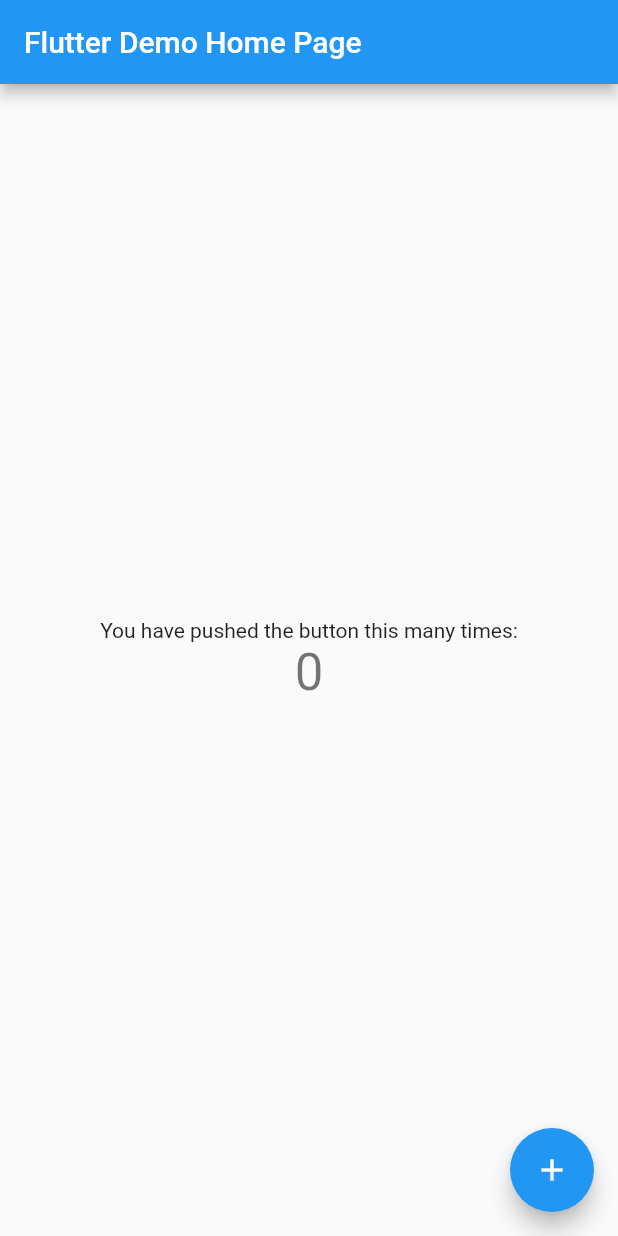
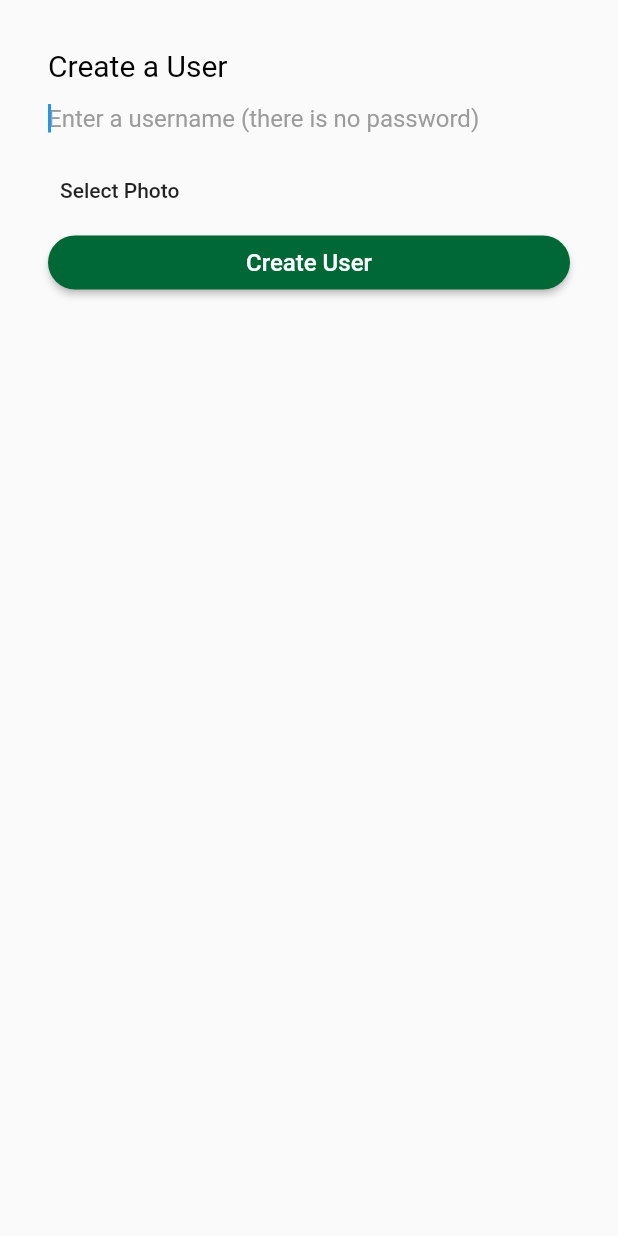
Before and after one commit to StireArLankar/flutter_persistent_data, a Flutter app: the screen it shows after launch, on a phone screen of 412 x 824 dp. Run offline on Flutter 3.47's test engine with Material 2 defaults, Android fonts, the phone set to English and light mode, and no system bars; our stand-ins replace device_info, image_picker, shared_preferences.

Commit message:
Example of persistent data thru SharedPreferences

```diff
--- a/lib/main.dart
+++ b/lib/main.dart
@@ -1,117 +1,60 @@
 import 'package:flutter/material.dart';
 
-void main() {
-  runApp(MyApp());
-}
+import 'package:provider/provider.dart';
+
+import 'Storage.dart';
+import 'local_storage.dart';
+import 'models/App.dart';
+import 'screens/login_page.dart';
+import 'screens/inner_page.dart';
+
+void main() => runApp(MyApp());
 
 class MyApp extends StatelessWidget {
-  // This widget is the root of your application.
-  @override
-  Widget build(BuildContext context) {
-    return MaterialApp(
-      title: 'Flutter Demo',
-      theme: ThemeData(
-        // This is the theme of your application.
-        //
-        // Try running your application with "flutter run". You'll see the
-        // application has a blue toolbar. Then, without quitting the app, try
-        // changing the primarySwatch below to Colors.green and then invoke
-        // "hot reload" (press "r" in the console where you ran "flutter run",
-        // or simply save your changes to "hot reload" in a Flutter IDE).
-        // Notice that the counter didn't reset back to zero; the application
-        // is not restarted.
-        primarySwatch: Colors.blue,
-        // This makes the visual density adapt to the platform that you run
-        // the app on. For desktop platforms, the controls will be smaller and
-        // closer together (more dense) than on mobile platforms.
-        visualDensity: VisualDensity.adaptivePlatformDensity,
-      ),
-      home: MyHomePage(title: 'Flutter Demo Home Page'),
-    );
-  }
-}
-
-class MyHomePage extends StatefulWidget {
-  MyHomePage({Key key, this.title}) : super(key: key);
-
-  // This widget is the home page of your application. It is stateful, meaning
-  // that it has a State object (defined below) that contains fields that affect
-  // how it looks.
-
-  // This class is the configuration for the state. It holds the values (in this
-  // case the title) provided by the parent (in this case the App widget) and
-  // used by the build method of the State. Fields in a Widget subclass are
-  // always marked "final".
-
-  final String title;
-
-  @override
-  _MyHomePageState createState() => _MyHomePageState();
-}
-
-class _MyHomePageState extends State<MyHomePage> {
-  int _counter = 0;
-
-  void _incrementCounter() {
-    setState(() {
-      // This call to setState tells the Flutter framework that something has
-      // changed in this State, which causes it to rerun the build method below
-      // so that the display can reflect the updated values. If we changed
-      // _counter without calling setState(), then the build method would not be
-      // called again, and so nothing would appear to happen.
-      _counter++;
-    });
-  }
+  static var provider = App(null);
 
   @override
   Widget build(BuildContext context) {
-    // This method is rerun every time setState is called, for instance as done
-    // by the _incrementCounter method above.
-    //
-    // The Flutter framework has been optimized to make rerunning build methods
-    // fast, so that you can just rebuild anything that needs updating rather
-    // than having to individually change instances of widgets.
-    return Scaffold(
-      appBar: AppBar(
-        // Here we take the value from the MyHomePage object that was created by
-        // the App.build method, and use it to set our appbar title.
-        title: Text(widget.title),
-      ),
-      body: Center(
-        // Center is a layout widget. It takes a single child and positions it
-        // in the middle of the parent.
-        child: Column(
-          // Column is also a layout widget. It takes a list of children and
-          // arranges them vertically. By default, it sizes itself to fit its
-          // children horizontally, and tries to be as tall as its parent.
-          //
-          // Invoke "debug painting" (press "p" in the console, choose the
-          // "Toggle Debug Paint" action from the Flutter Inspector in Android
-          // Studio, or the "Toggle Debug Paint" command in Visual Studio Code)
-          // to see the wireframe for each widget.
-          //
-          // Column has various properties to control how it sizes itself and
-          // how it positions its children. Here we use mainAxisAlignment to
-          // center the children vertically; the main axis here is the vertical
-          // axis because Columns are vertical (the cross axis would be
-          // horizontal).
-          mainAxisAlignment: MainAxisAlignment.center,
-          children: <Widget>[
-            Text(
-              'You have pushed the button this many times:',
+    return FutureBuilder<Storage>(
+      future: Storage.create(repository: LocalKeyValuePersistence()),
+      builder: (context, snapshot) {
+        if (snapshot.hasData) {
+          final repository = snapshot.data;
+          provider = App(repository);
+
+          return MultiProvider(
+            providers: [ChangeNotifierProvider.value(value: provider)],
+            child: MaterialApp(
+              debugShowCheckedModeBanner: false,
+              theme: ThemeData(
+                primaryColor: Color(0xff006837),
+                primaryColorDark: Color(0xff004012),
+                accentColor: Color(0xffc75f00),
+              ),
+              home: provider.user == null ? LoginPage() : InnerPage(),
+              onGenerateRoute: (settings) {
+                return MaterialPageRoute(
+                  builder: (ctx) => _buildRoute(context, settings.name),
+                  maintainState: true,
+                  fullscreenDialog: false,
+                );
+              },
             ),
-            Text(
-              '$_counter',
-              style: Theme.of(context).textTheme.headline4,
-            ),
-          ],
-        ),
-      ),
-      floatingActionButton: FloatingActionButton(
-        onPressed: _incrementCounter,
-        tooltip: 'Increment',
-        child: Icon(Icons.add),
-      ), // This trailing comma makes auto-formatting nicer for build methods.
+          );
+        }
+        return CircularProgressIndicator();
+      },
     );
   }
+
+  Widget _buildRoute(BuildContext context, String routeName) {
+    switch (routeName) {
+      case '/login':
+        return LoginPage();
+      case '/shop':
+        return InnerPage();
+      default:
+        return Container();
+    }
+  }
 }
--- /dev/null
+++ b/lib/models/App.dart
@@ -0,0 +1,20 @@
+import 'package:flutter/material.dart';
+
+import '../Storage.dart';
+import 'User.dart';
+
+class App with ChangeNotifier {
+  App(this._storage);
+
+  final Storage _storage;
+
+  Storage get storage => _storage;
+
+  User get user => _storage?.user;
+
+  void refresh() {
+    notifyListeners();
+  }
+
+  Future<void> logout() async => _storage.logout();
+}
--- /dev/null
+++ b/lib/models/User.dart
@@ -0,0 +1,11 @@
+import 'dart:typed_data';
+
+class User {
+  String name;
+  String id;
+  String photoUrl;
+
+  Uint8List photo;
+
+  User({this.name, this.id, this.photoUrl, this.photo});
+}
--- /dev/null
+++ b/lib/screens/login_page.dart
@@ -0,0 +1,129 @@
+import 'dart:typed_data';
+
+import 'package:flutter/material.dart';
+import 'package:flutter_persistent_data/models/App.dart';
+import 'package:flutter_persistent_data/models/User.dart';
+import 'package:flutter_persistent_data/widgets/PillShapedButton.dart';
+import 'package:image_picker/image_picker.dart';
+
+import 'package:provider/provider.dart';
+
+class LoginPage extends StatefulWidget {
+  @override
+  _LoginPageState createState() => _LoginPageState();
+}
+
+class _LoginPageState extends State<LoginPage> {
+  final TextEditingController _controller = TextEditingController();
+  Uint8List _photoBytes;
+
+  var _isLoggedIn = true;
+
+  @override
+  void didChangeDependencies() async {
+    super.didChangeDependencies();
+
+    final app = Provider.of<App>(context, listen: false);
+    final storage = app.storage;
+    final user = await storage?.getUser();
+
+    _isLoggedIn = user != null;
+    setState(() {});
+  }
+
+  @override
+  Widget build(BuildContext context) {
+    return Scaffold(body: _isLoggedIn ? Container() : _buildBody(context));
+  }
+
+  Widget _buildBody(BuildContext context) {
+    return Padding(
+      padding: const EdgeInsets.all(32.0),
+      child: ListView(
+        children: <Widget>[
+          Text(
+            'Create a User',
+            style: TextStyle(fontSize: 20, color: Color(0xff000000)),
+          ),
+          TextField(
+            controller: _controller,
+            autofocus: true,
+            decoration: InputDecoration(
+              border: InputBorder.none,
+              hintStyle: TextStyle(fontSize: 16, color: Color(0xff9b9b9b)),
+              hintText: 'Enter a username (there is no password)',
+              hintMaxLines: 1,
+            ),
+          ),
+          _buildPhotoRow(context),
+          PillShapedButton(
+            title: 'Create User',
+            onPressed: () => _createUser(context),
+          )
+        ],
+      ),
+    );
+  }
+
+  Widget _buildPhotoRow(BuildContext context) {
+    return MaterialButton(
+      padding: EdgeInsets.zero,
+      child: Row(
+        mainAxisSize: MainAxisSize.max,
+        children: <Widget>[
+          if (_photoBytes != null)
+            SizedBox.fromSize(
+              size: Size(30, 30),
+              child: Image.memory(_photoBytes, fit: BoxFit.cover),
+            ),
+          Container(width: 8),
+          Text(_photoBytes == null ? 'Select Photo' : 'Change Photo'),
+        ],
+      ),
+      onPressed: () async {
+        final bytes = await _selectPhoto(context);
+        setState(() => _photoBytes = bytes);
+      },
+    );
+  }
+
+  void _createUser(BuildContext context) async {
+    if (_photoBytes == null) {
+      showDialog(
+        context: context,
+        builder: (context) {
+          return AlertDialog(
+            content: Text('Please select a photo'),
+            actions: [
+              FlatButton(
+                child: Text('OK'),
+                onPressed: () => Navigator.of(context).pop(),
+              ),
+            ],
+          );
+        },
+      );
+      return;
+    }
+    final user = User(
+      name: _controller.text,
+      id: _controller.text,
+      photo: _photoBytes,
+    );
+    final app = Provider.of<App>(context, listen: false);
+    final repo = app.storage;
+    await repo.saveUser(user);
+
+    Navigator.of(context).pushReplacementNamed('/shop');
+  }
+
+  Future<Uint8List> _selectPhoto(BuildContext context) async {
+    final file = await ImagePicker.pickImage(source: ImageSource.gallery);
+    if (file != null) {
+      final bytes = await file.readAsBytes();
+      return bytes;
+    }
+
+    return null;
+  }
+}
--- /dev/null
+++ b/lib/storage.dart
@@ -0,0 +1,87 @@
+import 'dart:io';
+
+import 'package:device_info/device_info.dart';
+
+import 'typed.dart';
+import 'models/User.dart';
+
+class Storage {
+  User _user;
+  String _deviceId;
+
+  User get user => _user;
+
+  final Repository _repository;
+
+  static Future<Storage> create({Repository repository}) async {
+    final ret = Storage(repository);
+    ret._user = await ret.getUser();
+
+    return ret;
+  }
+
+  Storage(this._repository, [User _user]);
+
+  Future<String> deviceId() async {
+    final deviceInfo = DeviceInfoPlugin();
+
+    var deviceId = '';
+
+    if (Platform.isAndroid) {
+      final androidInfo = await deviceInfo.androidInfo;
+      deviceId = androidInfo.androidId;
+    } else {
+      final iosInfo = await deviceInfo.iosInfo;
+      deviceId = iosInfo.identifierForVendor;
+    }
+
+    return deviceId;
+  }
+
+  Future<void> saveUser(User user) async {
+    _deviceId = await deviceId();
+
+    final photoLocation = await _repository.saveImage(
+      _deviceId,
+      'avatar.jpg',
+      user.photo,
+    );
+
+    user.photoUrl = photoLocation;
+
+    await _repository.saveString(_deviceId, 'user.name', user.name);
+    await _repository.saveString(_deviceId, 'user.id', user.id);
+    await _repository.saveString(_deviceId, 'user.photoUrl', user.photoUrl);
+
+    _user = user;
+    return;
+  }
+
+  Future<User> getUser() async {
+    _deviceId = await deviceId();
+
+    final name = await _repository.getString(_deviceId, 'user.name');
+    final id = await _repository.getString(_deviceId, 'user.id');
+    final url = await _repository.getString(_deviceId, 'user.photoUrl');
+    final photo = await _repository.getImage(_deviceId, 'avatar.jpg');
+
+    if (name == null) {
+      return null;
+    }
+
+    final user = User(name: name, id: id, photoUrl: url, photo: photo);
+
+    return user;
+  }
+
+  void logout() async {
+    _deviceId = await deviceId();
+
+    await _repository.removeImage(_deviceId, 'avatar.jpg');
+    await _repository.removeString(_deviceId, 'user.name');
+    await _repository.removeString(_deviceId, 'user.id');
+    await _repository.removeString(_deviceId, 'user.photoUrl');
+
+    _user = null;
+  }
+}
--- /dev/null
+++ b/lib/widgets/PillShapedButton.dart
@@ -0,0 +1,28 @@
+import 'package:flutter/material.dart';
+
+class PillShapedButton extends StatelessWidget {
+  final VoidCallback onPressed;
+  final String title;
+
+  const PillShapedButton({
+    Key key,
+    this.onPressed,
+    this.title,
+  }) : super(key: key);
+
+  @override
+  Widget build(BuildContext context) {
+    return MaterialButton(
+      elevation: 2,
+      shape: RoundedRectangleBorder(
+        borderRadius: BorderRadius.all(Radius.circular(30)),
+      ),
+      color: Theme.of(context).primaryColor,
+      child: Text(
+        title,
+        style: TextStyle(color: Colors.white, fontSize: 16),
+      ),
+      onPressed: onPressed,
+    );
+  }
+}
```
Also changed, not shown: lib/local_storage.dart (added, +104 -0 lines), lib/screens/inner_page.dart (added, +36 -0 lines), lib/typed.dart (added, +25 -0 lines), lib/widgets/AvatarImageView.dart (added, +50 -0 lines), pubspec.yaml (+6 -7 lines), pubspec.lock.
